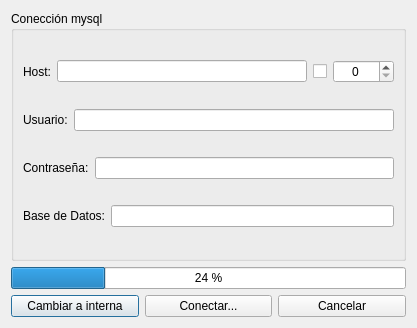
First picture: the form in trunk/src/EMysql.ui, repository chungote/gestotux, before the edit.
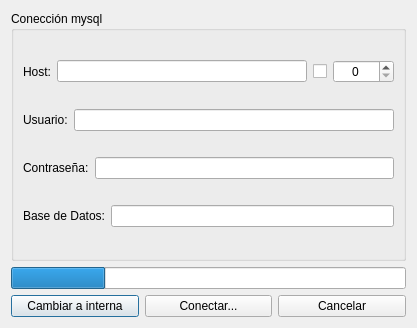
Second picture: the form after the edit.

```diff
--- a/trunk/src/EMysql.ui
+++ b/trunk/src/EMysql.ui
@@ -116,10 +116,10 @@
       <number>24</number>
      </property>
      <property name="alignment" >
-      <set>Qt::AlignHCenter|Qt::AlignTop</set>
+      <set>Qt::AlignLeading|Qt::AlignLeft|Qt::AlignTop</set>
      </property>
      <property name="textVisible" >
-      <bool>true</bool>
+      <bool>false</bool>
      </property>
      <property name="orientation" >
       <enum>Qt::Horizontal</enum>
```
